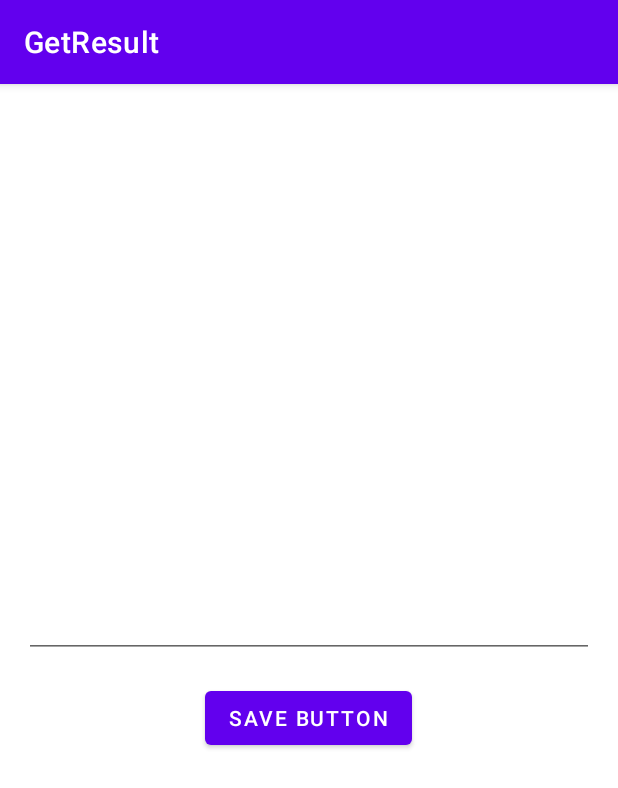
After one commit to Kilafya/GetResult, an Android app: the fragment SecondFragment placed in its activity, on a phone screen of 412 x 824 dp. The commit adds this screen. Shown: the top 788 px of the screen. Run offline under Robolectric (Android 15) with nearby library versions, the phone set to English and light mode, and no system bars.

Commit message:
fragment communication is ready

```diff
--- a/app/src/main/java/com/android/getresult/MainActivity.kt
+++ b/app/src/main/java/com/android/getresult/MainActivity.kt
@@ -5,6 +5,7 @@ import androidx.appcompat.app.AppCompatActivity
 import android.os.Bundle
 import com.android.getresult.activity.FirstActivity
 import com.android.getresult.databinding.ActivityMainBinding
+import com.android.getresult.fragment.MyFragmentActivity
 
 class MainActivity : AppCompatActivity() {
 
@@ -23,7 +24,9 @@ class MainActivity : AppCompatActivity() {
             goToActivity.setOnClickListener {
                 startActivity(Intent(this@MainActivity, FirstActivity::class.java))
             }
-
+            goToFragment.setOnClickListener {
+                startActivity(Intent(this@MainActivity, MyFragmentActivity::class.java))
+            }
         }
     }
 
--- /dev/null
+++ b/app/src/main/java/com/android/getresult/fragment/FirstFragment.kt
@@ -0,0 +1,63 @@
+package com.android.getresult.fragment
+
+import android.os.Bundle
+import androidx.fragment.app.Fragment
+import android.view.LayoutInflater
+import android.view.View
+import android.view.ViewGroup
+import androidx.fragment.app.FragmentResultListener
+import com.android.getresult.R
+import com.android.getresult.databinding.FragmentFirstBinding
+
+class FirstFragment : Fragment() {
+
+    private var _binding: FragmentFirstBinding? = null
+    private val binding: FragmentFirstBinding get() = _binding!!
+
+    private var value: String? = null
+
+    override fun onCreateView(
+        inflater: LayoutInflater,
+        container: ViewGroup?,
+        savedInstanceState: Bundle?
+    ): View {
+        _binding = FragmentFirstBinding.inflate(inflater, container, false)
+        return binding.root
+    }
+
+    override fun onViewCreated(view: View, savedInstanceState: Bundle?) {
+        super.onViewCreated(view, savedInstanceState)
+        setClickListener()
+        setResultListener()
+    }
+
+    override fun onDestroyView() {
+        super.onDestroyView()
+        _binding = null
+    }
+
+    private fun setClickListener() {
+        binding.changeValue.setOnClickListener {
+            launchFragment(SecondFragment.newInstance(binding.tvValue.text.toString()))
+        }
+    }
+
+    private fun setResultListener() {
+        parentFragmentManager.setFragmentResultListener(REQUEST_KEY, viewLifecycleOwner) { _, bundle ->
+            value = bundle.getString(VALUE_KEY)
+            binding.tvValue.text = value
+        }
+    }
+
+    private fun launchFragment(fragment: Fragment) {
+        parentFragmentManager.beginTransaction()
+            .replace(R.id.fragmentContainer, fragment)
+            .addToBackStack(null)
+            .commit()
+    }
+
+    companion object {
+        const val REQUEST_KEY = "request_key"
+        const val VALUE_KEY = "value_key"
+    }
+}
--- /dev/null
+++ b/app/src/main/java/com/android/getresult/fragment/MyFragmentActivity.kt
@@ -0,0 +1,34 @@
+package com.android.getresult.fragment
+
+import androidx.appcompat.app.AppCompatActivity
+import android.os.Bundle
+import androidx.fragment.app.Fragment
+import com.android.getresult.R
+import com.android.getresult.databinding.ActivityFragmentBinding
+
+class MyFragmentActivity : AppCompatActivity() {
+
+    private val binding by lazy {
+        ActivityFragmentBinding.inflate(layoutInflater)
+    }
+
+    override fun onCreate(savedInstanceState: Bundle?) {
+        super.onCreate(savedInstanceState)
+        setContentView(binding.root)
+        launchFragment(FirstFragment())
+    }
+
+    private fun launchFragment(fragment: Fragment) {
+        supportFragmentManager.beginTransaction()
+            .replace(R.id.fragmentContainer, fragment)
+            .addToBackStack(null)
+            .commit()
+    }
+
+    override fun onBackPressed() {
+        super.onBackPressed()
+        if (supportFragmentManager.backStackEntryCount == 0) {
+            finish()
+        }
+    }
+}
--- /dev/null
+++ b/app/src/main/java/com/android/getresult/fragment/SecondFragment.kt
@@ -0,0 +1,68 @@
+package com.android.getresult.fragment
+
+import android.os.Bundle
+import androidx.fragment.app.Fragment
+import android.view.LayoutInflater
+import android.view.View
+import android.view.ViewGroup
+import androidx.core.os.bundleOf
+import com.android.getresult.R
+import com.android.getresult.databinding.FragmentSecondBinding
+
+class SecondFragment : Fragment() {
+
+    private var _binding: FragmentSecondBinding? = null
+    private val binding: FragmentSecondBinding get() = _binding!!
+
+    private var textValue = ""
+
+    override fun onCreateView(
+        inflater: LayoutInflater,
+        container: ViewGroup?,
+        savedInstanceState: Bundle?
+    ): View {
+        _binding = FragmentSecondBinding.inflate(inflater, container, false)
+        return binding.root
+    }
+
+    override fun onViewCreated(view: View, savedInstanceState: Bundle?) {
+        super.onViewCreated(view, savedInstanceState)
+        setClickListener()
+        parsParam()
+        setupText()
+    }
+
+    override fun onDestroyView() {
+        super.onDestroyView()
+        _binding = null
+    }
+
+    private fun setClickListener() {
+        binding.btnSave.setOnClickListener {
+            parentFragmentManager.setFragmentResult(
+                FirstFragment.REQUEST_KEY, bundleOf(
+                    FirstFragment.VALUE_KEY to binding.etValue.text.toString()
+                )
+            )
+            activity?.onBackPressed()
+        }
+    }
+
+    private fun setupText() {
+        binding.etValue.setText(textValue)
+    }
+
+    private fun parsParam() {
+        textValue = arguments?.getString(VALUE_KEY) ?: ""
+    }
+
+    companion object {
+        private const val VALUE_KEY = "extra_value"
+
+        fun newInstance(value: String?) = SecondFragment().apply {
+            arguments = Bundle().apply {
+                putString(VALUE_KEY, value)
+            }
+        }
+    }
+}
--- /dev/null
+++ b/app/src/main/res/layout/activity_fragment.xml
@@ -0,0 +1,14 @@
+<?xml version="1.0" encoding="utf-8"?>
+<androidx.constraintlayout.widget.ConstraintLayout
+    xmlns:android="http://schemas.android.com/apk/res/android"
+    xmlns:tools="http://schemas.android.com/tools"
+    android:layout_width="match_parent"
+    android:layout_height="match_parent"
+    tools:context=".fragment.MyFragmentActivity">
+
+    <androidx.fragment.app.FragmentContainerView
+        android:id="@+id/fragmentContainer"
+        android:layout_width="match_parent"
+        android:layout_height="match_parent" />
+
+</androidx.constraintlayout.widget.ConstraintLayout>
--- /dev/null
+++ b/app/src/main/res/layout/fragment_second.xml
@@ -0,0 +1,24 @@
+<?xml version="1.0" encoding="utf-8"?>
+<LinearLayout
+    xmlns:android="http://schemas.android.com/apk/res/android"
+    xmlns:tools="http://schemas.android.com/tools"
+    android:layout_width="match_parent"
+    android:layout_height="match_parent"
+    android:orientation="vertical"
+    android:gravity="center"
+    tools:context=".fragment.SecondFragment">
+
+    <EditText
+        android:id="@+id/etValue"
+        android:layout_width="match_parent"
+        android:layout_height="wrap_content"
+        android:layout_margin="16dp" />
+
+    <Button
+        android:id="@+id/btnSave"
+        android:layout_width="wrap_content"
+        android:layout_height="wrap_content"
+        android:text="save button"/>
+
+
+</LinearLayout>
--- a/app/src/main/res/values/strings.xml
+++ b/app/src/main/res/values/strings.xml
@@ -1,3 +1,5 @@
 <resources>
     <string name="app_name">GetResult</string>
+    <!-- TODO: Remove or change this placeholder text -->
+    <string name="hello_blank_fragment">Hello blank fragment</string>
 </resources>
```
Also changed, not shown: app/src/main/AndroidManifest.xml (+7 -0 lines), app/src/main/res/layout/fragment_first.xml (added, +33 -0 lines).
